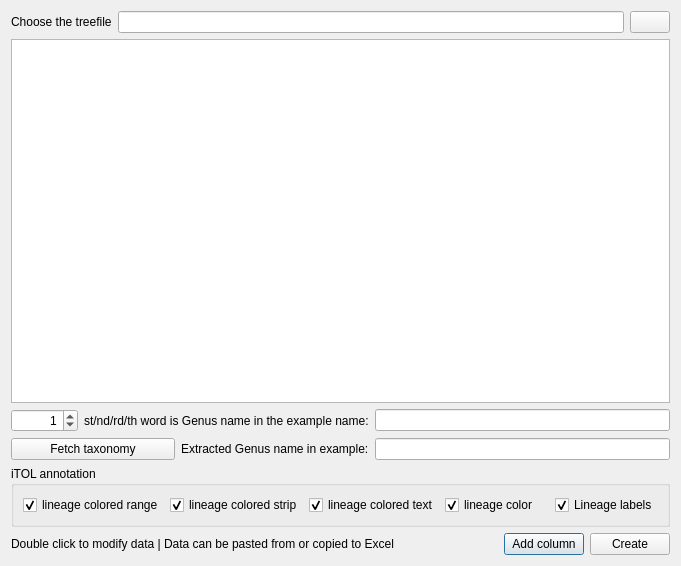
The window that PhyloSuite/uifiles/iTOLAnnotation.ui (dongzhang0725/PhyloSuite) describes before a commit, drawn with Qt 5.
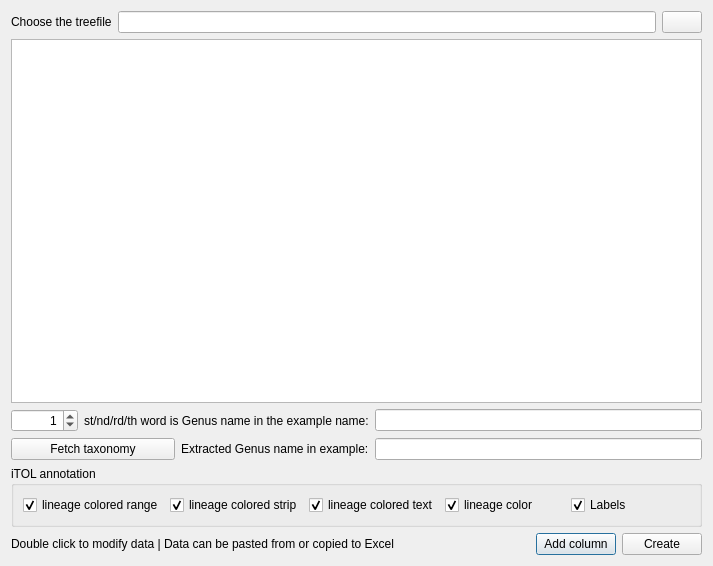
The same window after the commit. Icons and pictures are not drawn. Custom widgets are drawn as their Qt base class.

Patch:
```diff
--- a/PhyloSuite/uifiles/iTOLAnnotation.ui
+++ b/PhyloSuite/uifiles/iTOLAnnotation.ui
@@ -6,7 +6,7 @@
    <rect>
     <x>0</x>
     <y>0</y>
-    <width>681</width>
+    <width>713</width>
     <height>566</height>
    </rect>
   </property>
@@ -194,7 +194,7 @@
         <item row="0" column="4">
          <widget class="QCheckBox" name="checkBox_5">
           <property name="text">
-           <string>Lineage labels</string>
+           <string>Labels</string>
           </property>
           <property name="checked">
            <bool>true</bool>
```
